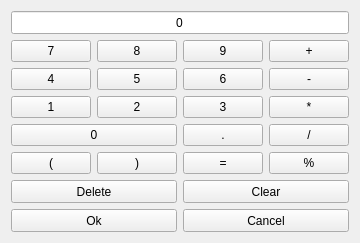
This is plugins/Commands/Calculator/calculatorwidget.ui in KDE/simon as Qt 5 draws it before an edit. The edited form follows.
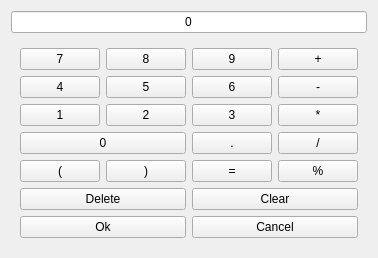
This is the edited form. Custom widgets are drawn as their Qt base class.

Commit message: The calculator controls can now be hidden through a config option

```diff
--- a/plugins/Commands/Calculator/calculatorwidget.ui
+++ b/plugins/Commands/Calculator/calculatorwidget.ui
@@ -6,14 +6,14 @@
    <rect>
     <x>0</x>
     <y>0</y>
-    <width>187</width>
+    <width>237</width>
     <height>243</height>
    </rect>
   </property>
   <property name="windowTitle">
    <string>Calculator</string>
   </property>
-  <layout class="QVBoxLayout" name="verticalLayout">
+  <layout class="QVBoxLayout" name="verticalLayout_2">
    <item>
     <widget class="KLineEdit" name="leNumber">
      <property name="sizePolicy">
@@ -37,6 +37,9 @@
     </widget>
    </item>
    <item>
+    <widget class="QWidget" name="wgControls" native="true">
+     <layout class="QVBoxLayout" name="verticalLayout">
+      <item>
     <layout class="QGridLayout" name="gridLayout">
      <item row="0" column="0">
       <widget class="KPushButton" name="pb7">
@@ -328,6 +331,9 @@
       </widget>
      </item>
     </layout>
+      </item>
+     </layout>
+    </widget>
    </item>
   </layout>
  </widget>
```
Lines whose indentation alone changed are shown as unchanged. The commit also changes 4 other files.
